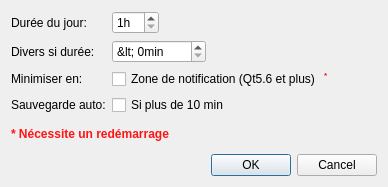
The window that src/pbregisteractivity/ui/ui_prefs.ui (ppoilbarbe/PBRegisterActivity) describes before a commit, drawn with Qt 5.
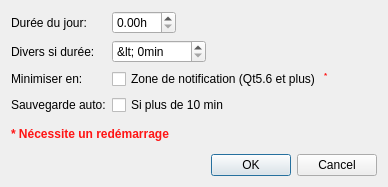
The same window after the commit. Icons and pictures are not drawn.

Patch:
```diff
--- a/src/pbregisteractivity/ui/ui_prefs.ui
+++ b/src/pbregisteractivity/ui/ui_prefs.ui
@@ -30,18 +30,21 @@
      <item row="0" column="1">
       <layout class="QHBoxLayout" name="layoutDayDuration">
        <item>
-        <widget class="QSpinBox" name="spinDayDuration">
+        <widget class="QDoubleSpinBox" name="spinDayDuration">
          <property name="toolTip">
           <string>Durée du jour de travail en heures</string>
          </property>
          <property name="suffix">
           <string>h</string>
          </property>
-         <property name="minimum">
-          <number>1</number>
-         </property>
          <property name="maximum">
-          <number>24</number>
+          <double>24.000000000000000</double>
+         </property>
+         <property name="singleStep">
+          <double>0.250000000000000</double>
+         </property>
+         <property name="value">
+          <double>0.000000000000000</double>
          </property>
         </widget>
        </item>
```
